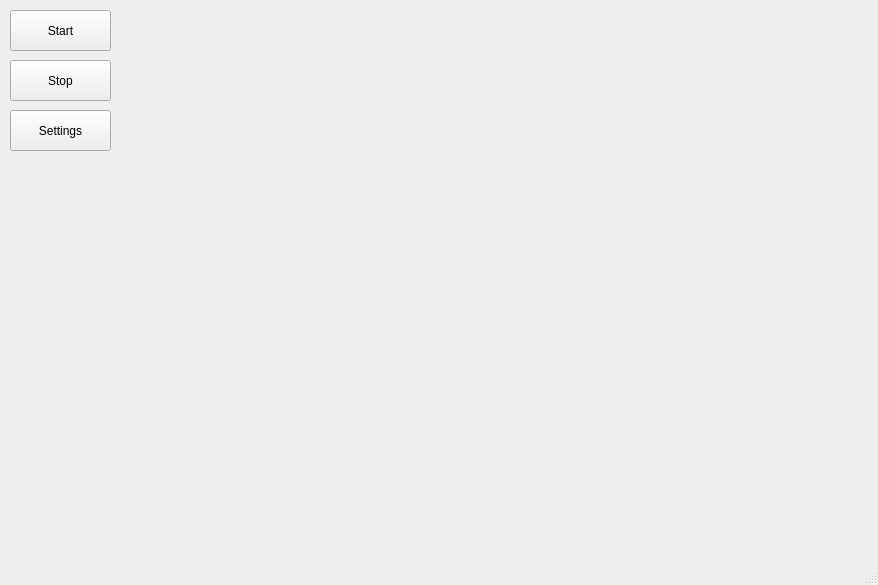
This is window.ui in Anton-ui/OpenGl-ui as Qt 5 draws it before an edit. The edited form follows.
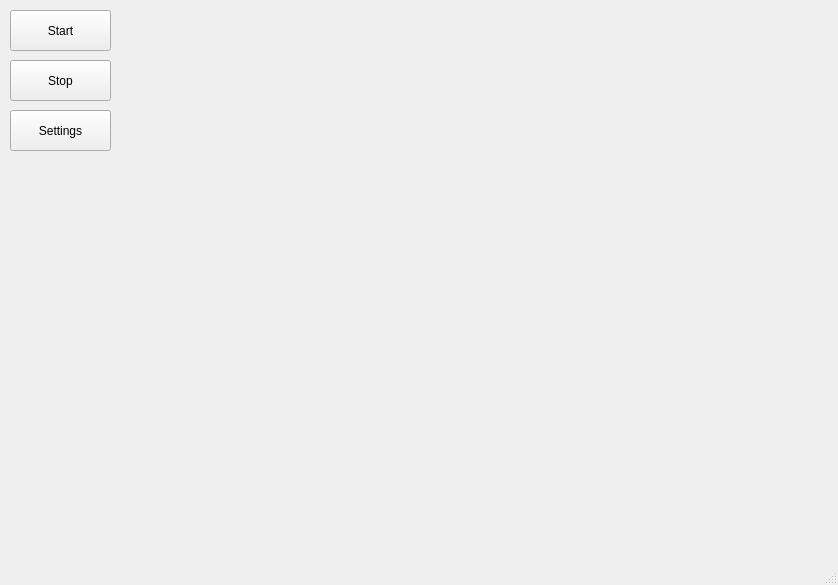
This is the edited form.

The edit to the form file:
```diff
--- a/window.ui
+++ b/window.ui
@@ -6,7 +6,7 @@
    <rect>
     <x>0</x>
     <y>0</y>
-    <width>878</width>
+    <width>838</width>
     <height>585</height>
    </rect>
   </property>
@@ -58,7 +58,7 @@
      <rect>
       <x>120</x>
       <y>10</y>
-      <width>751</width>
+      <width>711</width>
       <height>531</height>
      </rect>
     </property>
```
Left out of the diff: 2 changed lines with no effect on the pictures.
